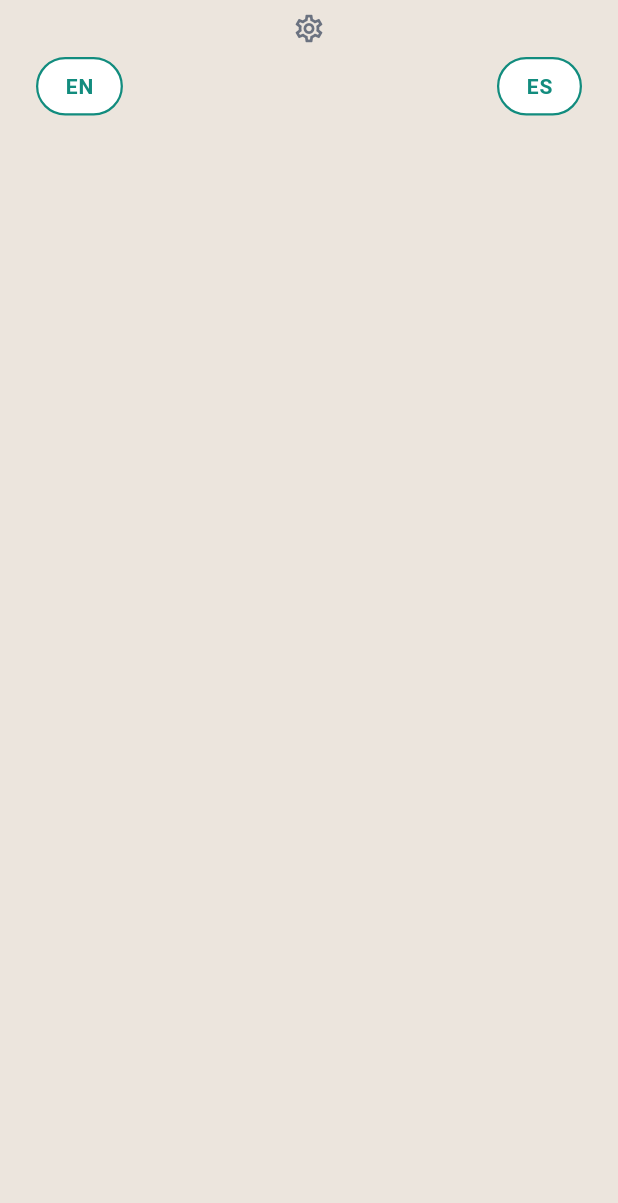
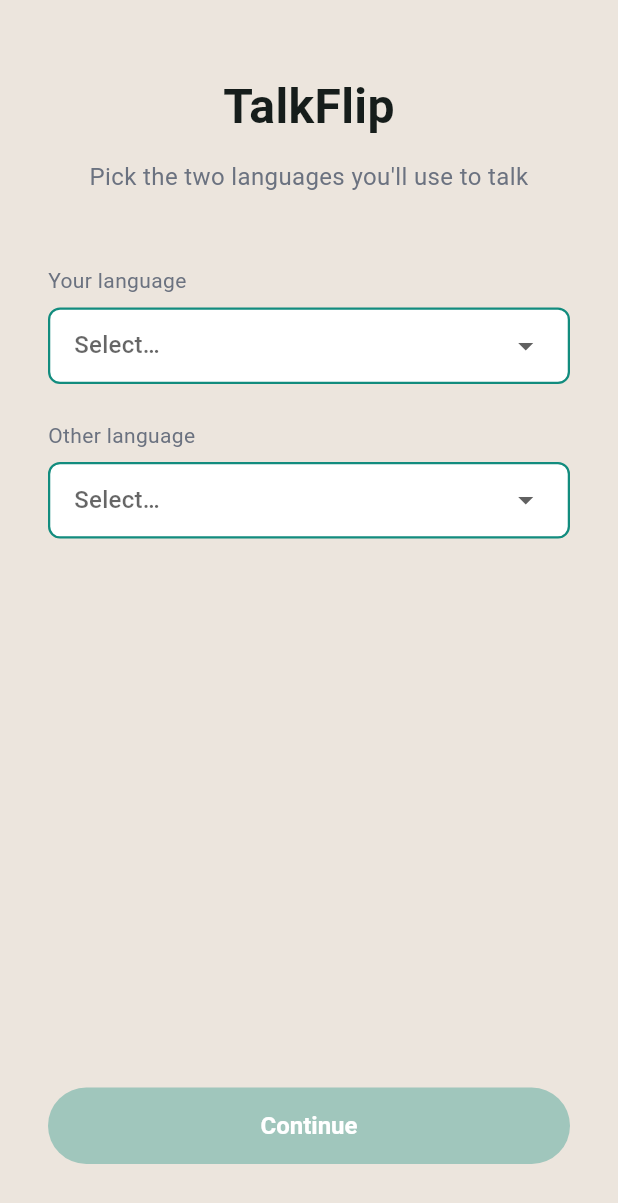
Before and after one commit to carefulCamel61097/talkflip, a Flutter app: the screen it shows after launch, on a phone screen of 412 x 824 dp. Shown: the top 1203 px of the screen. Run offline on Flutter 3.47's test engine with Material 3 defaults, Android fonts, the phone set to English and light mode, and no system bars; our stand-ins replace dio, flutter_riverpod, shared_preferences, speech_to_text.

Commit message:
M6: language persistence and first-launch language picker

```diff
--- /dev/null
+++ b/lib/core/supported_languages.dart
@@ -0,0 +1,57 @@
+class Language {
+  /// ISO 639-1 code used by Google Translate (e.g. "en").
+  final String code;
+
+  /// Uppercase short label displayed on the language chip (e.g. "EN").
+  final String chipLabel;
+
+  /// Full name shown in the picker (e.g. "English").
+  final String displayName;
+
+  /// Locale identifier passed to speech_to_text (e.g. "en_US").
+  final String sttLocale;
+
+  const Language({
+    required this.code,
+    required this.chipLabel,
+    required this.displayName,
+    required this.sttLocale,
+  });
+
+  @override
+  bool operator ==(Object other) =>
+      other is Language && other.code == code;
+
+  @override
+  int get hashCode => code.hashCode;
+}
+
+class SupportedLanguages {
+  SupportedLanguages._();
+
+  /// Curated list — intersection of common speech_to_text locales (iOS +
+  /// Android) and Google Translate supported targets. Trimmed to ~13 of the
+  /// most common languages for MVP. Add more as needed.
+  static const List<Language> all = [
+    Language(code: 'en', chipLabel: 'EN', displayName: 'English', sttLocale: 'en_US'),
+    Language(code: 'es', chipLabel: 'ES', displayName: 'Spanish', sttLocale: 'es_ES'),
+    Language(code: 'fr', chipLabel: 'FR', displayName: 'French', sttLocale: 'fr_FR'),
+    Language(code: 'de', chipLabel: 'DE', displayName: 'German', sttLocale: 'de_DE'),
+    Language(code: 'it', chipLabel: 'IT', displayName: 'Italian', sttLocale: 'it_IT'),
+    Language(code: 'pt', chipLabel: 'PT', displayName: 'Portuguese', sttLocale: 'pt_BR'),
+    Language(code: 'nl', chipLabel: 'NL', displayName: 'Dutch', sttLocale: 'nl_NL'),
+    Language(code: 'ru', chipLabel: 'RU', displayName: 'Russian', sttLocale: 'ru_RU'),
+    Language(code: 'ja', chipLabel: 'JA', displayName: 'Japanese', sttLocale: 'ja_JP'),
+    Language(code: 'ko', chipLabel: 'KO', displayName: 'Korean', sttLocale: 'ko_KR'),
+    Language(code: 'zh', chipLabel: 'ZH', displayName: 'Mandarin Chinese', sttLocale: 'zh_CN'),
+    Language(code: 'ar', chipLabel: 'AR', displayName: 'Arabic', sttLocale: 'ar_SA'),
+    Language(code: 'hi', chipLabel: 'HI', displayName: 'Hindi', sttLocale: 'hi_IN'),
+  ];
+
+  static Language? byCode(String code) {
+    for (final lang in all) {
+      if (lang.code == code) return lang;
+    }
+    return null;
+  }
+}
--- a/lib/features/conversation/conversation_page.dart
+++ b/lib/features/conversation/conversation_page.dart
@@ -5,6 +5,7 @@
 import 'active_side.dart';
 import 'conversation_state.dart';
 import 'draft_bubble.dart';
+import 'language_pair.dart';
 import 'message_bubble.dart';
 
 class ConversationPage extends ConsumerStatefulWidget {
@@ -47,8 +48,9 @@
       }
     });
 
-    const leftCode = 'EN';
-    const rightCode = 'ES';
+    final pair = ref.watch(languagePairProvider).value;
+    final leftCode = pair?.left.chipLabel ?? 'EN';
+    final rightCode = pair?.right.chipLabel ?? 'ES';
 
     final showDraft = convo.activeSide != ActiveSide.neutral;
     final draftIsLeft = convo.activeSide == ActiveSide.left;
--- /dev/null
+++ b/lib/features/conversation/language_picker_page.dart
@@ -0,0 +1,123 @@
+import 'package:flutter/material.dart';
+import 'package:flutter_riverpod/flutter_riverpod.dart';
+
+import '../../core/supported_languages.dart';
+import '../../core/theme.dart';
+import 'language_pair.dart';
+
+class LanguagePickerPage extends ConsumerStatefulWidget {
+  const LanguagePickerPage({super.key});
+
+  @override
+  ConsumerState<LanguagePickerPage> createState() => _LanguagePickerPageState();
+}
+
+class _LanguagePickerPageState extends ConsumerState<LanguagePickerPage> {
+  Language? _left;
+  Language? _right;
+
+  bool get _canContinue => _left != null && _right != null && _left != _right;
+
+  @override
+  Widget build(BuildContext context) {
+    return Scaffold(
+      backgroundColor: AppColors.chatBackground,
+      body: SafeArea(
+        child: Padding(
+          padding: const EdgeInsets.symmetric(horizontal: 32, vertical: 48),
+          child: Column(
+            crossAxisAlignment: CrossAxisAlignment.stretch,
+            children: [
+              const Text(
+                'TalkFlip',
+                style: TextStyle(fontSize: 32, fontWeight: FontWeight.bold),
+                textAlign: TextAlign.center,
+              ),
+              const SizedBox(height: 12),
+              const Text(
+                "Pick the two languages you'll use to talk",
+                style: TextStyle(fontSize: 16, color: AppColors.subtleText),
+                textAlign: TextAlign.center,
+              ),
+              const SizedBox(height: 48),
+              _LanguageSelector(
+                label: 'Your language',
+                selected: _left,
+                onChanged: (lang) => setState(() => _left = lang),
+              ),
+              const SizedBox(height: 24),
+              _LanguageSelector(
+                label: 'Other language',
+                selected: _right,
+                onChanged: (lang) => setState(() => _right = lang),
+              ),
+              const Spacer(),
+              ElevatedButton(
+                onPressed: _canContinue
+                    ? () => ref
+                        .read(languagePairProvider.notifier)
+                        .setPair(LanguagePair(left: _left!, right: _right!))
+                    : null,
+                style: ElevatedButton.styleFrom(
+                  backgroundColor: AppColors.accent,
+                  foregroundColor: Colors.white,
+                  disabledBackgroundColor:
+                      AppColors.accent.withValues(alpha: 0.35),
+                  disabledForegroundColor: Colors.white,
+                  padding: const EdgeInsets.symmetric(vertical: 16),
+                  textStyle: const TextStyle(fontSize: 16, fontWeight: FontWeight.w600),
+                ),
+                child: const Text('Continue'),
+              ),
+            ],
+          ),
+        ),
+      ),
+    );
+  }
+}
+
+class _LanguageSelector extends StatelessWidget {
+  final String label;
+  final Language? selected;
+  final ValueChanged<Language?> onChanged;
+
+  const _LanguageSelector({
+    required this.label,
+    required this.selected,
+    required this.onChanged,
+  });
+
+  @override
+  Widget build(BuildContext context) {
+    return Column(
+      crossAxisAlignment: CrossAxisAlignment.start,
+      children: [
+        Text(label, style: const TextStyle(fontSize: 14, color: AppColors.subtleText)),
+        const SizedBox(height: 8),
+        Container(
+          decoration: BoxDecoration(
+            color: Colors.white,
+            borderRadius: BorderRadius.circular(8),
+            border: Border.all(color: AppColors.accent, width: 1.5),
+          ),
+          padding: const EdgeInsets.symmetric(horizontal: 16),
+          child: DropdownButtonHideUnderline(
+            child: DropdownButton<Language>(
+              value: selected,
+              isExpanded: true,
+              hint: const Text('Select…'),
+              items: SupportedLanguages.all.map((lang) {
+                return DropdownMenuItem<Language>(
+                  value: lang,
+                  child: Text(lang.displayName),
+                );
+              }).toList(),
+              onChanged: onChanged,
+            ),
+          ),
+        ),
+      ],
+    );
+  }
+}
--- a/lib/main.dart
+++ b/lib/main.dart
@@ -1,7 +1,10 @@
 import 'package:flutter/material.dart';
 import 'package:flutter_riverpod/flutter_riverpod.dart';
 
+import 'core/theme.dart';
 import 'features/conversation/conversation_page.dart';
+import 'features/conversation/language_pair.dart';
+import 'features/conversation/language_picker_page.dart';
 
 void main() {
   runApp(const ProviderScope(child: TalkFlipApp()));
@@ -20,7 +23,52 @@
         colorScheme: ColorScheme.fromSeed(seedColor: const Color(0xFF128C7E)),
         scaffoldBackgroundColor: const Color(0xFFECE5DD),
       ),
-      home: const ConversationPage(),
+      home: const _AppRouter(),
     );
   }
 }
+
+class _AppRouter extends ConsumerWidget {
+  const _AppRouter();
+
+  @override
+  Widget build(BuildContext context, WidgetRef ref) {
+    final pair = ref.watch(languagePairProvider);
+    return pair.when(
+      loading: () => const _SplashScreen(),
+      error: (_, _) => const _ErrorScreen(),
+      data: (p) =>
+          p == null ? const LanguagePickerPage() : const ConversationPage(),
+    );
+  }
+}
+
+class _SplashScreen extends StatelessWidget {
+  const _SplashScreen();
+
+  @override
+  Widget build(BuildContext context) {
+    return const Scaffold(
+      backgroundColor: AppColors.chatBackground,
+    );
+  }
+}
+
+class _ErrorScreen extends StatelessWidget {
+  const _ErrorScreen();
+
+  @override
+  Widget build(BuildContext context) {
+    return const Scaffold(
+      body: Center(
+        child: Padding(
+          padding: EdgeInsets.all(32),
+          child: Text(
+            'Something went wrong loading your settings. Try restarting the app.',
+            textAlign: TextAlign.center,
+          ),
+        ),
+      ),
+    );
+  }
+}
```
Also changed, not shown: lib/features/conversation/conversation_state.dart (+21 -12 lines), lib/features/conversation/language_pair.dart (added, +61 -0 lines), 2 other files.
